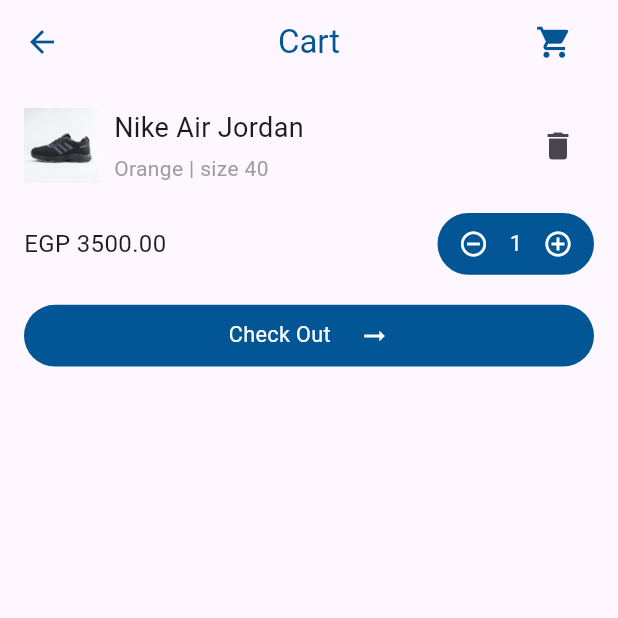
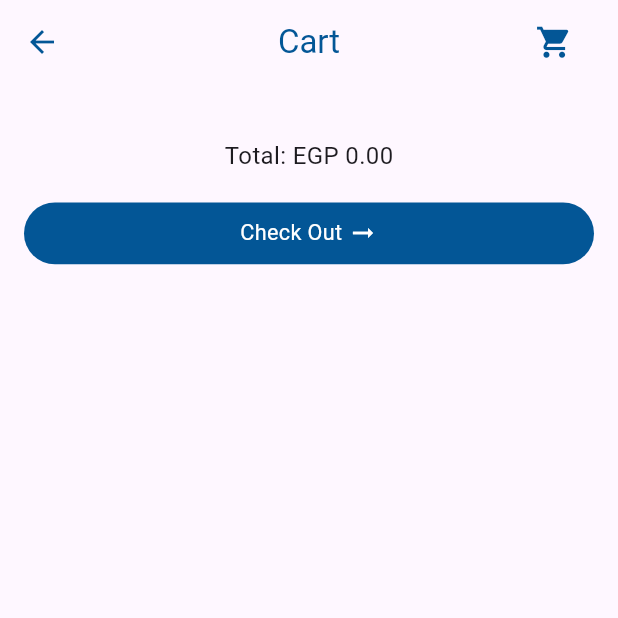
Before and after one commit to nadaalaa22/E-Commerce-App, a Flutter app: the CartPage screen opened directly, on a phone screen of 412 x 824 dp, the top half of it. Run offline on Flutter 3.47's test engine with Material 3 defaults, Android fonts, the phone set to English and light mode, and no system bars; our stand-ins replace animated_splash_screen, bloc, cached_network_image, cloud_firestore, connectivity_plus, dartz and 10 more; missing offline and left inert: responsive_navigation_bar; accounts and stored records are empty; project files that could hold a hidden picture were left out.

Commit message:
cartPage

```diff
--- a/lib/features/e_commerce/presentation/pages/cart_page.dart
+++ b/lib/features/e_commerce/presentation/pages/cart_page.dart
@@ -1,5 +1,8 @@
 import 'package:e_commerce_app/core/app_theme.dart';
 import 'package:flutter/material.dart';
+import 'package:cloud_firestore/cloud_firestore.dart';
+import 'package:firebase_auth/firebase_auth.dart';
+import 'package:fluttertoast/fluttertoast.dart';
 
 class CartPage extends StatefulWidget {
   @override
@@ -9,12 +12,14 @@ class CartPage extends StatefulWidget {
 class _CartPageState extends State<CartPage> {
   int _counter = 1;
   num _totalPrice = 0.0;
-  final num productPrice = 3500; // Example price of the product
+  final FirebaseFirestore _firestore = FirebaseFirestore.instance;
+  final FirebaseAuth _auth = FirebaseAuth.instance;
+  String? _userId;
+  List<QueryDocumentSnapshot> _cartItems = [];
 
   void _incrementCounter() {
     setState(() {
       _counter++;
-      _totalPrice = _counter * productPrice; // Update total price
     });
   }
 
@@ -22,7 +27,6 @@ class _CartPageState extends State<CartPage> {
     setState(() {
       if (_counter > 1) {
         _counter--;
-        _totalPrice = _counter * productPrice; // Update total price
       }
     });
   }
@@ -30,7 +34,23 @@ class _CartPageState extends State<CartPage> {
   @override
   void initState() {
     super.initState();
-    _totalPrice = productPrice; // Set initial total price
+    _getCurrentUserId();
+  }
+
+  void _getCurrentUserId() async {
+    final User? user = _auth.currentUser;
+    if (user != null) {
+      setState(() {
+        _userId = user.uid;
+      });
+    }
+  }
+
+  void _calculateTotalPrice() {
+    _totalPrice = 0.0;
+    _cartItems.forEach((item) {
+      _totalPrice += item['price'];
+    });
   }
 
   @override
@@ -64,77 +84,118 @@ class _CartPageState extends State<CartPage> {
           )
         ],
       ),
-      body: Container(
+      body: _userId != null
+          ? StreamBuilder<QuerySnapshot>(
+              stream: _firestore
+                  .collection('users')
+                  .doc(_userId)
+                  .collection('cartItems')
+                  .snapshots(),
+              builder: (context, snapshot) {
+                if (snapshot.hasError) {
+                  return Text('Error: ${snapshot.error}');
+                }
+
+                switch (snapshot.connectionState) {
+                  case ConnectionState.waiting:
+                    return Text('Loading....');
+                  default:
+                    _cartItems = snapshot.data!.docs;
+                    _calculateTotalPrice();
+                    return Container(
                       padding: const EdgeInsets.all(16.0),
                       child: Column(
                         children: [
-            Row(
+                          ListView.builder(
+                            shrinkWrap: true,
+                            itemCount: _cartItems.length,
+                            itemBuilder: (context, index) {
+                              return Card(
+                                child: Padding(
+                                  padding: const EdgeInsets.all(16.0),
+                                  child: Row(
                                     children: [
-                Image.asset(
-                  "assets/images/shoose.png",
-                  width: 50,
-                  height: 50,
+                                      // Product image
+                                      _cartItems[index]['image'] != null
+                                          ? Image.network(
+                                              _cartItems[index]['image'],
+                                              width: 100,
+                                              height: 100,
+                                              errorBuilder:
+                                                  (context, error, stackTrace) {
+                                                return const Icon(Icons.error);
+                                              },
+                                            )
+                                          : const Icon(Icons.image),
+                                      const SizedBox(width: 10),
+                                      // Product details
+                                      Expanded(
+                                        child: Column(
+                                          crossAxisAlignment:
+                                              CrossAxisAlignment.start,
+                                          children: [
+                                            Text(
+                                              _cartItems[index]['title'],
+                                              style:
+                                                  const TextStyle(fontSize: 18),
+                                              maxLines: 2,
+                                              overflow: TextOverflow.ellipsis,
                                             ),
-                const SizedBox(width: 10),
-                const Expanded(
-                  child: Column(
-                    crossAxisAlignment: CrossAxisAlignment.start,
-                    children: [
-                      Text('Nike Air Jordan', style: TextStyle(fontSize: 18)),
-                      SizedBox(height: 4),
-                      Text('Orange | size 40',
-                          style: TextStyle(color: Colors.grey)),
+                                            Text(
+                                              'EGP ${_cartItems[index]['price'].toStringAsFixed(2)}',
+                                              style:
+                                                  const TextStyle(fontSize: 16),
+                                            ),
+                                            const SizedBox(height: 4),
                                           ],
                                         ),
                                       ),
+
+                                      Column(
+                                        children: [
                                           IconButton(
                                             icon: const Icon(Icons.delete),
                                             onPressed: () {
-                    // Add delete functionality here
+                                              // Get the document ID of the product to be deleted
+                                              String documentId =
+                                                  _cartItems[index].id;
+
+                                              // Delete the product from Firebase
+                                              _firestore
+                                                  .collection('users')
+                                                  .doc(_userId)
+                                                  .collection('cartItems')
+                                                  .doc(documentId)
+                                                  .delete()
+                                                  .then((_) {
+                                                // Product deleted successfully
+                                                Fluttertoast.showToast(
+                                                  msg:
+                                                      "Product Deleted Successfuly",
+                                                  toastLength:
+                                                      Toast.LENGTH_SHORT,
+                                                  gravity: ToastGravity.BOTTOM,
+                                                  timeInSecForIosWeb: 1,
+                                                  backgroundColor:
+                                                      const Color(0xff035696),
+                                                  textColor: Colors.white,
+                                                  fontSize: 15.0,
+                                                );
+                                              }).catchError((error) {});
                                             },
                                           )
                                         ],
-            ),
-            const SizedBox(height: 20),
-            Row(
-              mainAxisAlignment: MainAxisAlignment.spaceBetween,
-              children: [
-                Text('EGP ${productPrice.toStringAsFixed(2)}',
-                    style: const TextStyle(fontSize: 16)),
-                Container(
-                  height: screenHeight * 0.05,
-                  decoration: BoxDecoration(
-                    color: const Color(0xff035696),
-                    borderRadius: BorderRadius.circular(50.0),
-                  ),
-                  child: Row(
-                    mainAxisAlignment: MainAxisAlignment.center,
-                    children: [
-                      IconButton(
-                        onPressed: _decrementCounter,
-                        icon: const Icon(
-                          Icons.remove_circle_outline,
-                          size: 20,
-                        ),
-                        color: Colors.white,
-                      ),
-                      Text(
-                        '$_counter',
-                        style: TextStyle(
-                            fontSize: screenWidth * 0.035, color: Colors.white),
-                      ),
-                      IconButton(
-                        onPressed: _incrementCounter,
-                        icon: const Icon(
-                          Icons.add_circle_outline,
-                          size: 20,
-                        ),
-                        color: Colors.white,
-                      ),
+                                      )
                                     ],
                                   ),
                                 ),
-              ],
+                              );
+                            },
+                          ),
+                          const SizedBox(height: 20),
+                          Text(
+                            'Total: EGP ${_totalPrice.toStringAsFixed(2)}',
+                            style: const TextStyle(fontSize: 16),
                           ),
                           const SizedBox(height: 20),
                           Container(
@@ -147,9 +208,11 @@ class _CartPageState extends State<CartPage> {
                               mainAxisAlignment: MainAxisAlignment.center,
                               children: [
                                 Text(
-                    'Check Out     ',
+                                  'Check Out ',
                                   style: TextStyle(
-                        fontSize: screenWidth * 0.035, color: Colors.white),
+                                    fontSize: screenWidth * 0.035,
+                                    color: Colors.white,
+                                  ),
                                 ),
                                 const Icon(
                                   Icons.arrow_right_alt,
@@ -161,6 +224,12 @@ class _CartPageState extends State<CartPage> {
                           ),
                         ],
                       ),
+                    );
+                }
+              },
+            )
+          : const Center(
+              child: Text('Please login to view your cart'),
             ),
     );
   }
--- a/lib/features/e_commerce/presentation/pages/product_Details.dart
+++ b/lib/features/e_commerce/presentation/pages/product_Details.dart
@@ -260,6 +260,7 @@ class _ProductDetailsState extends State<ProductDetails> {
                                         'title': widget.product.title,
                                         'price': widget.product.price,
                                         'quantity': _counter,
+                                        'image': widget.product.images!.first,
                                       });
 
                                       Fluttertoast.showToast(
```
Lines whose indentation alone changed are shown as unchanged.
